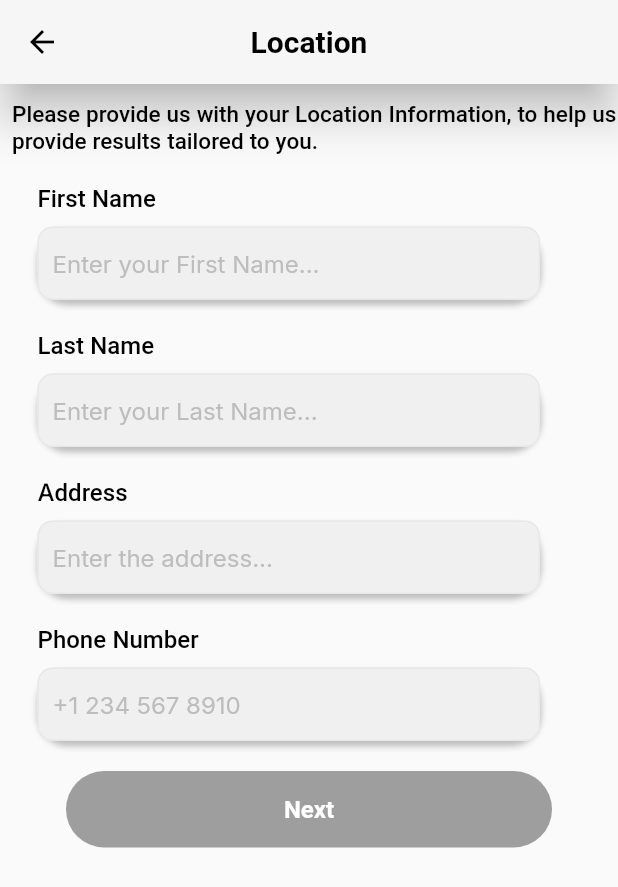
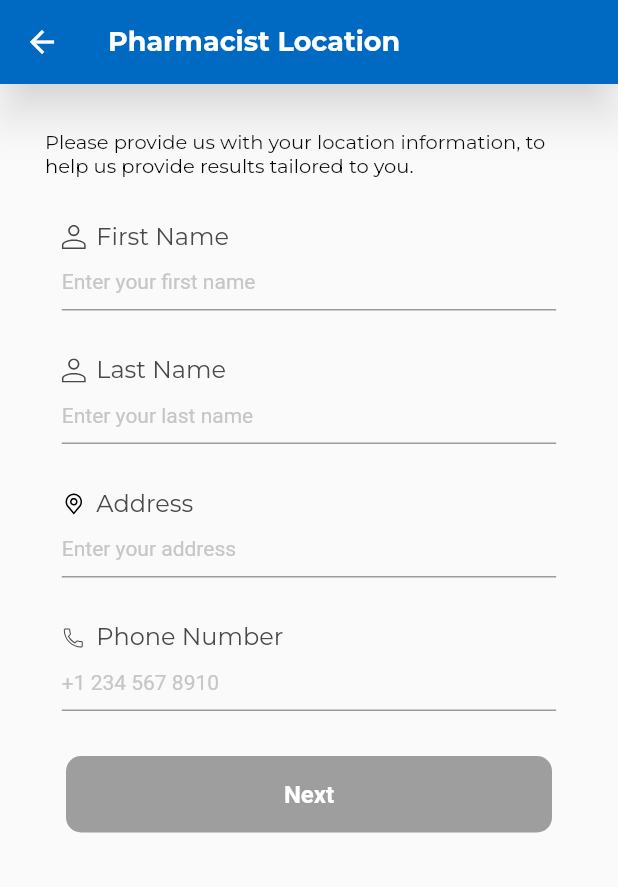
Before and after one commit to sgarg15/ConnectPharma, a Flutter app: the PharmacistLocation screen opened directly, on a phone screen of 412 x 824 dp. Shown: the top 887 px of the screen. Run offline on Flutter 3.47's test engine with Material 2 defaults, Android fonts, the phone set to English and light mode, and no system bars; our stand-ins replace cloud_firestore, cloud_functions, datetime_picker_formfield, device_preview, dio, email_validator and 16 more; missing offline and left inert: firebase_app_check, flutter_cached_pdfview, syncfusion_flutter_pdf; accounts and stored records are empty; Roboto replaces fonts that are missing (Questrial).

Commit message:
Changed UI for pharmacist location page

```diff
--- a/lib/src/screens/Pharmacist/Sign Up/2pharmacistLocation.dart
+++ b/lib/src/screens/Pharmacist/Sign Up/2pharmacistLocation.dart
@@ -1,6 +1,7 @@
 import 'package:flutter/material.dart';
 import 'package:flutter/services.dart';
 import 'package:flutter_riverpod/flutter_riverpod.dart';
+import 'package:flutter_svg/flutter_svg.dart';
 import 'package:google_fonts/google_fonts.dart';
 import 'package:connectpharma/all_used.dart';
 import 'package:connectpharma/src/Address%20Search/locationSearch.dart';
@@ -27,155 +28,122 @@
     TextEditingController streetAddress =
         TextEditingController(text: ref.read(pharmacistSignUpProvider.notifier).address);
 
-    return WillPopScope(
-      onWillPop: () async {
-        //TODO: REMOVE THIS ONCE EVERYTHING WORKS AND REPLACE IT INSIDE THE SIDE MENU
-        showDialog(
-            context: context,
-            builder: (BuildContext context) {
-              return AlertDialog(
-                title: Text("Important!"),
-                content: Text("You will be signed out."),
-                actions: [
-                  TextButton(
-                    child: Text(
-                      "Ok",
-                      style: TextStyle(color: Color(0xFF5DB075)),
+    final String personIcon = 'assets/icons/person.svg';
+    final String phoneIcon = 'assets/icons/phone.svg';
+
+    return GestureDetector(
+      onTap: () {
+        FocusManager.instance.primaryFocus?.unfocus();
+      },
+      child: Scaffold(
+          appBar: AppBar(
+            iconTheme: IconThemeData(
+              color: Colors.white, //change your color here
             ),
-                    onPressed: () {
-                      ref.read(pharmacistSignUpProvider.notifier).clearAllValues();
-                      // Direct to whichever they are in Information Form pages
-                      Navigator.pushReplacement(
-                        context,
-                        MaterialPageRoute(builder: (context) => ConnectPharma()),
-                      );
-                    },
-                  )
-                ],
-              );
-            });
+            leading: IconButton(
+                icon: Icon(Icons.arrow_back_sharp), onPressed: () => Navigator.pop(context)),
+            title: new Text(
+              "Pharmacist Location",
+              style: TextStyle(
+                color: Colors.white,
+                fontWeight: FontWeight.bold,
+                fontSize: 18,
+                fontFamily: GoogleFonts.montserrat(fontWeight: FontWeight.normal).fontFamily,
+              ),
+            ),
+            backgroundColor: Color(0xFFF0069C1),
+            foregroundColor: Colors.white,
+            elevation: 12,
+            bottomOpacity: 1,
+            shadowColor: Colors.white,
+          ),
+          body: Stack(
+            children: [
+              Center(
+                child: Column(children: [
+                  Expanded(
+                    child: LayoutBuilder(
+                      builder: ((context, constraints) {
+                        return NotificationListener<OverscrollIndicatorNotification>(
+                          onNotification: (OverscrollIndicatorNotification overscroll) {
+                            overscroll.disallowIndicator();
                             return true;
                           },
-      child: Scaffold(
-        //resizeToAvoidBottomInset: false,
-        appBar: AppBar(
-          iconTheme: IconThemeData(
-            color: Colors.black, //change your color here
-          ),
-          centerTitle: true,
-          title: new Text(
-            "Location",
-            style: TextStyle(
-              color: Colors.black,
-              fontWeight: FontWeight.bold,
-            ),
-          ),
-          backgroundColor: Color(0xFFF6F6F6),
-          foregroundColor: Colors.black,
-          elevation: 12,
-          bottomOpacity: 1,
-          shadowColor: Colors.black,
-        ),
-
-        body: SingleChildScrollView(
-          scrollDirection: Axis.vertical,
+                          child: SingleChildScrollView(
+                            physics: ClampingScrollPhysics(),
                             child: Column(
-            mainAxisSize: MainAxisSize.min,
-            children: <Widget>[
+                              children: [
+                              SizedBox(height: 30),
                               //Information Text
-              Align(
-                alignment: Alignment(0, -0.96),
-                child: Padding(
-                  padding: EdgeInsets.fromLTRB(8, 10, 0, 0),
+                              Padding(
+                                padding: EdgeInsets.fromLTRB(30, 0, 30, 0),
                                 child: RichText(
                                   textAlign: TextAlign.left,
                                   text: TextSpan(
                                     text:
-                          "Please provide us with your Location Information, to help us provide results tailored to you.",
-                      style: GoogleFonts.questrial(
-                        fontSize: 15,
+                                        "Please provide us with your location information, to help us provide results tailored to you.",
+                                    style: GoogleFonts.montserrat(
+                                      fontSize: 13,
                                       color: Colors.black,
-                        fontWeight: FontWeight.w500,
                                     ),
                                   ),
                                 ),
                               ),
-              ),
-
-              //All Fields
-              Align(
-                alignment: Alignment(-0.35, -0.70),
-                child: Form(
-                  key: _formKey,
-                  child: Column(
-                    crossAxisAlignment: CrossAxisAlignment.start,
-                    mainAxisSize: MainAxisSize.min,
-                    children: <Widget>[
-                      SizedBox(height: 20),
+                              SizedBox(height: 30),
 
                               //First Name
-                      CustomFormField(
+                              CustomInputField(
                                 fieldTitle: "First Name",
-                        hintText: "Enter your First Name...",
+                                hintText: "Enter your first name",
+                                icon: personIcon,
                                 keyboardStyle: TextInputType.name,
                                 onChanged: (String firstName) {
-                          ref.read(pharmacistSignUpProvider.notifier).changeFirstName(firstName);
+                                  ref
+                                      .read(pharmacistSignUpProvider.notifier)
+                                      .changeFirstName(firstName);
                                 },
                                 validation: (value) {
                                   if (!RegExp(r"^[^0-9_!¡?÷?¿/\\+=@#$%ˆ&*(){}|~<>;:[\]]{2,}$")
-                              .hasMatch(value)) {
+                                      .hasMatch(value ?? "")) {
                                     return "Invalid field";
                                   }
                                   return null;
                                 },
                                 initialValue: ref.read(pharmacistSignUpProvider.notifier).firstName,
                               ),
-                      SizedBox(height: 20),
+                              SizedBox(height: 30),
 
                               //Last Name
-                      CustomFormField(
+                              CustomInputField(
                                 fieldTitle: "Last Name",
-                        hintText: "Enter your Last Name...",
+                                hintText: "Enter your last name",
+                                icon: personIcon,
                                 keyboardStyle: TextInputType.name,
                                 onChanged: (String lastName) {
-                          ref.read(pharmacistSignUpProvider.notifier).changeLastName(lastName);
+                                  ref
+                                      .read(pharmacistSignUpProvider.notifier)
+                                      .changeLastName(lastName);
                                 },
                                 validation: (value) {
-                          if (!RegExp(r"[^[^0-9_!¡?÷?¿/\\+=@#$%ˆ&*(){}|~<>;:[\]]{2,}$")
-                              .hasMatch(value)) {
+                                  if (!RegExp(r"^[^0-9_!¡?÷?¿/\\+=@#$%ˆ&*(){}|~<>;:[\]]{2,}$")
+                                      .hasMatch(value ?? "")) {
                                     return "Invalid field";
                                   }
                                   return null;
                                 },
                                 initialValue: ref.read(pharmacistSignUpProvider.notifier).lastName,
                               ),
-                      SizedBox(height: 20),
 
-                      //Street Address
-                      Column(
-                        crossAxisAlignment: CrossAxisAlignment.start,
-                        mainAxisSize: MainAxisSize.min,
-                        children: <Widget>[
-                          RichText(
-                            textAlign: TextAlign.left,
-                            text: TextSpan(
-                                text: "Address",
-                                style: GoogleFonts.questrial(
-                                  fontSize: 16,
-                                  color: Colors.black,
-                                  fontWeight: FontWeight.w500,
-                                )),
-                          ),
-                          SizedBox(height: 10),
-                          streetAddressField(streetAddress, context),
-                        ],
-                      ),
-                      SizedBox(height: 20),
+                              SizedBox(height: 30),
+
+                              streetAddressContainer(context, ref, streetAddress),
+                              SizedBox(height: 30),
 
                               //Phone Number
-                      CustomFormField(
+                              CustomInputField(
                                 fieldTitle: "Phone Number",
                                 hintText: "+1 234 567 8910",
+                                icon: phoneIcon,
                                 keyboardStyle: TextInputType.number,
                                 onChanged: (String phoneNumber) {
                                   ref
@@ -184,28 +152,185 @@
                                 },
                                 validation: (value) {
                                   if (value.length < 4) {
-                              return "Phone is invalid";
+                                    return "Phone Number is invalid";
                                   }
                                   return null;
                                 },
-                          initialValue: ref.read(pharmacistSignUpProvider.notifier).phoneNumber,
-                          formatter: [PhoneInputFormatter()]),
+                                initialValue:
+                                    ref.read(pharmacistSignUpProvider.notifier).phoneNumber,
+                                formatter: [PhoneInputFormatter()],
+                              ),
+                              SizedBox(height: 30),
 
-                      SizedBox(height: 20),
+                              nextButton(),
+                            ]),
+                          ),
+                        );
+                      }),
+                    ),
+                  )
+                ]),
+              )
+            ],
+          )),
+    );
+  }
+
+  Container streetAddressContainer(
+      BuildContext context, WidgetRef ref, TextEditingController streetAddress) {
+    const String locationIcon = 'assets/icons/location.svg';
+    return Container(
+        width: MediaQuery.of(context).size.width * 0.8,
+        child: Column(
+          mainAxisSize: MainAxisSize.min,
+          children: <Widget>[
+            Row(
+              children: <Widget>[
+                SvgPicture.asset(locationIcon, width: 16, height: 16),
+                Padding(
+                  padding: const EdgeInsets.only(left: 7),
+                  child: RichText(
+                      text: TextSpan(
+                          text: "Address",
+                          style: TextStyle(
+                              fontSize: 16.0,
+                              color: Color(0xFF4A4848),
+                              fontFamily: GoogleFonts.montserrat(fontWeight: FontWeight.normal)
+                                  .fontFamily))),
+                ),
               ],
             ),
-                ),
-              ),
+            streetAddressField(streetAddress, context),
+          ],
+        ));
+  }
 
-              //Next Button
-              nextButton(),
-              SizedBox(height: 15),
-            ],
-          ),
-        ),
-      ),
-    );
-  }
+  // SingleChildScrollView(
+  //       scrollDirection: Axis.vertical,
+  //       child: Column(
+  //         mainAxisSize: MainAxisSize.min,
+  //         children: <Widget>[
+  //           //Information Text
+  //           Align(
+  //             alignment: Alignment(0, -0.96),
+  //             child: Padding(
+  //               padding: EdgeInsets.fromLTRB(8, 10, 0, 0),
+  //               child: RichText(
+  //                 textAlign: TextAlign.left,
+  //                 text: TextSpan(
+  //                   text:
+  //                       "Please provide us with your Location Information, to help us provide results tailored to you.",
+  //                   style: GoogleFonts.questrial(
+  //                     fontSize: 15,
+  //                     color: Colors.black,
+  //                     fontWeight: FontWeight.w500,
+  //                   ),
+  //                 ),
+  //               ),
+  //             ),
+  //           ),
+
+  //           //All Fields
+  //           Align(
+  //             alignment: Alignment(-0.35, -0.70),
+  //             child: Form(
+  //               key: _formKey,
+  //               child: Column(
+  //                 crossAxisAlignment: CrossAxisAlignment.start,
+  //                 mainAxisSize: MainAxisSize.min,
+  //                 children: <Widget>[
+  //                   SizedBox(height: 20),
+
+  //                   //First Name
+  //                   CustomFormField(
+  //                     fieldTitle: "First Name",
+  //                     hintText: "Enter your First Name...",
+  //                     keyboardStyle: TextInputType.name,
+  //                     onChanged: (String firstName) {
+  //                       ref.read(pharmacistSignUpProvider.notifier).changeFirstName(firstName);
+  //                     },
+  //                     validation: (value) {
+  //                       if (!RegExp(r"^[^0-9_!¡?÷?¿/\\+=@#$%ˆ&*(){}|~<>;:[\]]{2,}$")
+  //                           .hasMatch(value)) {
+  //                         return "Invalid field";
+  //                       }
+  //                       return null;
+  //                     },
+  //                     initialValue: ref.read(pharmacistSignUpProvider.notifier).firstName,
+  //                   ),
+  //                   SizedBox(height: 20),
+
+  //                   //Last Name
+  //                   CustomFormField(
+  //                     fieldTitle: "Last Name",
+  //                     hintText: "Enter your Last Name...",
+  //                     keyboardStyle: TextInputType.name,
+  //                     onChanged: (String lastName) {
+  //                       ref.read(pharmacistSignUpProvider.notifier).changeLastName(lastName);
+  //                     },
+  //                     validation: (value) {
+  //                       if (!RegExp(r"[^[^0-9_!¡?÷?¿/\\+=@#$%ˆ&*(){}|~<>;:[\]]{2,}$")
+  //                           .hasMatch(value)) {
+  //                         return "Invalid field";
+  //                       }
+  //                       return null;
+  //                     },
+  //                     initialValue: ref.read(pharmacistSignUpProvider.notifier).lastName,
+  //                   ),
+  //                   SizedBox(height: 20),
+
+  //                   //Street Address
+  //                   Column(
+  //                     crossAxisAlignment: CrossAxisAlignment.start,
+  //                     mainAxisSize: MainAxisSize.min,
+  //                     children: <Widget>[
+  //                       RichText(
+  //                         textAlign: TextAlign.left,
+  //                         text: TextSpan(
+  //                             text: "Address",
+  //                             style: GoogleFonts.questrial(
+  //                               fontSize: 16,
+  //                               color: Colors.black,
+  //                               fontWeight: FontWeight.w500,
+  //                             )),
+  //                       ),
+  //                       SizedBox(height: 10),
+  //                       streetAddressField(streetAddress, context),
+  //                     ],
+  //                   ),
+  //                   SizedBox(height: 20),
+
+  //                   //Phone Number
+  //                   CustomFormField(
+  //                       fieldTitle: "Phone Number",
+  //                       hintText: "+1 234 567 8910",
+  //                       keyboardStyle: TextInputType.number,
+  //                       onChanged: (String phoneNumber) {
+  //                         ref
+  //                             .read(pharmacistSignUpProvider.notifier)
+  //                             .changePhoneNumber(phoneNumber);
+  //                       },
+  //                       validation: (value) {
+  //                         if (value.length < 4) {
+  //                           return "Phone is invalid";
+  //                         }
+  //                         return null;
+  //                       },
+  //                       initialValue: ref.read(pharmacistSignUpProvider.notifier).phoneNumber,
+  //                       formatter: [PhoneInputFormatter()]),
+
+  //                   SizedBox(height: 20),
+  //                 ],
+  //               ),
+  //             ),
+  //           ),
+
+  //           //Next Button
+  //           nextButton(),
+  //           SizedBox(height: 15),
+  //         ],
+  //       ),
+  //     ),
 
   Center nextButton() {
     return Center(
@@ -221,10 +346,10 @@
                     if (states.contains(MaterialState.disabled)) {
                       return Colors.grey; // Disabled color
                     }
-                    return Color(0xFF5DB075); // Regular color
+                    return Color(0xFF0069C1); // Regular color
                   }),
                   shape: MaterialStateProperty.all<RoundedRectangleBorder>(RoundedRectangleBorder(
-                    borderRadius: BorderRadius.circular(100),
+                    borderRadius: BorderRadius.circular(10),
                   ))),
               onPressed: (ref.read(pharmacistSignUpProvider.notifier).isValidPharmacistLocation())
                   ? null
@@ -253,18 +378,7 @@
   Container streetAddressField(TextEditingController streetAddress, BuildContext context) {
     return Container(
       width: 335,
-      //height: 50,
-      decoration: BoxDecoration(
-        boxShadow: [
-          BoxShadow(
-              offset: Offset(0.3, 3),
-              blurRadius: 3.0,
-              spreadRadius: 0.5,
-              color: Colors.grey.shade400)
-        ],
-        borderRadius: BorderRadius.circular(20),
-        color: Colors.grey.shade200,
-      ),
+
       child: TextFormField(
         readOnly: true,
         controller: streetAddress,
@@ -296,27 +410,17 @@
           }
         },
         decoration: InputDecoration(
-          errorStyle: TextStyle(fontWeight: FontWeight.w500),
-          contentPadding: EdgeInsets.fromLTRB(10, 0, 0, 30),
-          filled: true,
-          fillColor: Color(0xFFF0F0F0),
-          // focusedErrorBorder: OutlineInputBorder(
-          //     borderRadius: BorderRadius.circular(8),
-          //     borderSide: BorderSide(color: Color(0xFFE8E8E8))),
-          // errorBorder: OutlineInputBorder(
-          //     borderRadius: BorderRadius.circular(8),
-          //     borderSide: BorderSide(color: Color(0xFFE8E8E8))),
-          enabledBorder: OutlineInputBorder(
-              borderRadius: BorderRadius.circular(10),
-              borderSide: BorderSide(color: Color(0xFFE8E8E8))),
-          focusedBorder: OutlineInputBorder(
-            borderSide: BorderSide(color: Color(0xFFE8E8E8)),
-            borderRadius: BorderRadius.circular(8.0),
+          isDense: true,
+          hintText: "Enter your address",
+          hintStyle: TextStyle(
+            fontSize: 14.0,
+            color: Color(0xFFC6C6C6),
           ),
-          hintText: "Enter the address...",
-          hintStyle: GoogleFonts.inter(color: Color(0xFFBDBDBD), fontSize: 16),
+          contentPadding: EdgeInsets.symmetric(
+            vertical: 10,
+            horizontal: 0,
           ),
-        style: GoogleFonts.inter(color: Colors.black, fontSize: 16),
+        ),
       ),
     );
   }
--- a/lib/src/screens/Pharmacy/Sign Up/3pharmacyInformation.dart
+++ b/lib/src/screens/Pharmacy/Sign Up/3pharmacyInformation.dart
@@ -312,9 +312,10 @@
                         ),
                       ),
                     );
-                  },
-                )),
-              ]),
+                    }),
+                  ),
+                ],
+              ),
             ),
           ],
         ),
@@ -333,7 +334,7 @@
               backgroundColor: MaterialStateProperty.resolveWith<Color>(
                 (Set<MaterialState> states) {
                   if (states.contains(MaterialState.pressed)) {
-                    return Color(0xFF5DB075);
+                    return Color(0xFF0069C1);
                   } else if (states.contains(MaterialState.disabled)) {
                     return Colors.grey;
                   }
--- a/lib/src/screens/Pharmacy/Sign Up/4pharmacyManagerInformation.dart
+++ b/lib/src/screens/Pharmacy/Sign Up/4pharmacyManagerInformation.dart
@@ -53,7 +53,7 @@
             child: Column(children: <Widget>[
               Expanded(child: LayoutBuilder(
                 builder: (context, constraints) {
-                  return NotificationListener(
+                  return NotificationListener<OverscrollIndicatorNotification>(
                     onNotification: (OverscrollIndicatorNotification overscroll) {
                       overscroll.disallowIndicator();
                       return true;
```
Also changed, not shown: assets/icons/location.svg (added). Lines whose indentation alone changed are shown as unchanged.
